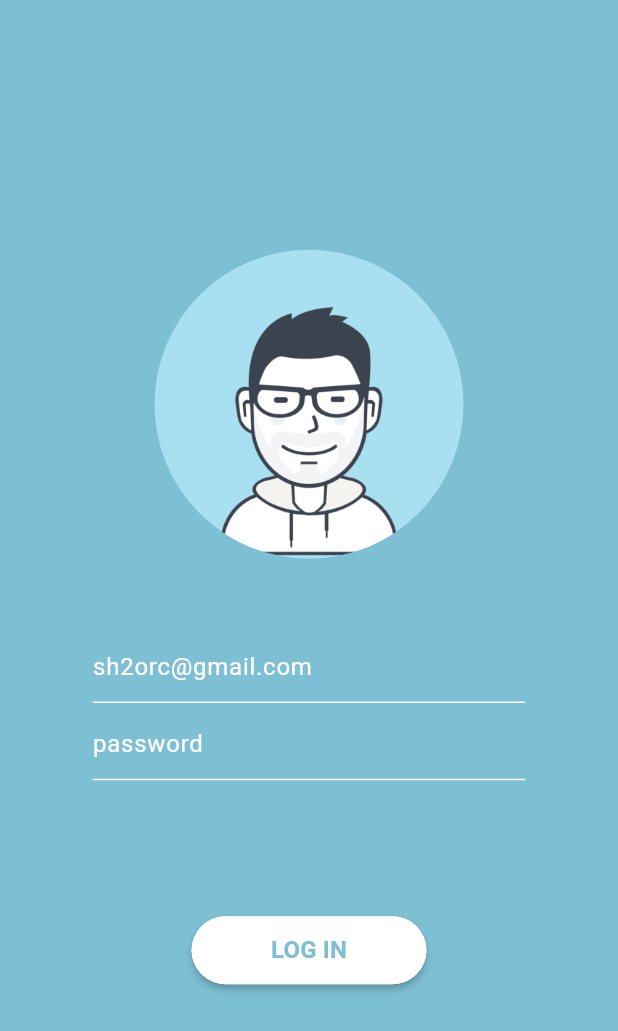
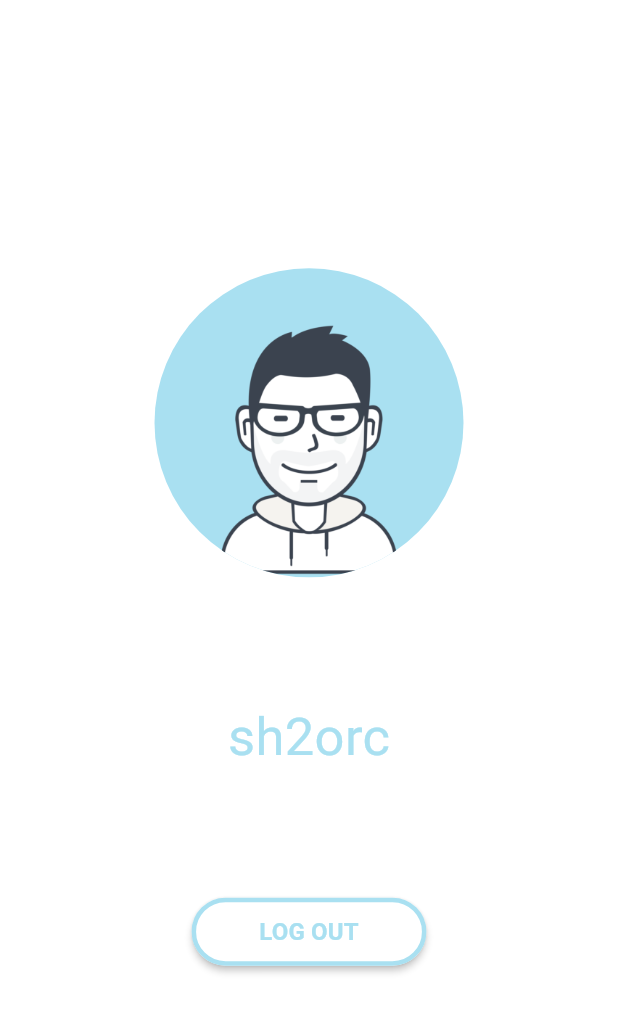
Before and after one commit to sh2orc/authify_app, a Flutter app: the screen it shows after launch, after a tap on "LOG IN", on a phone screen of 412 x 824 dp. Shown: the top 1031 px of the screen. Run offline on Flutter 3.47's test engine with Material 2 defaults, Android fonts, the light colour scheme and no system bars.

Commit message:
animated login, logout page

```diff
--- /dev/null
+++ b/lib/pages/home_page.dart
@@ -0,0 +1,153 @@
+import 'package:authify_app/pages/login_page.dart';
+import 'package:flutter/material.dart';
+import '../utils/animations/login_page_animation.dart';
+import '../utils/animations/page_routes/fade_page_route.dart';
+
+class AnimatedHomePage extends StatefulWidget {
+  const AnimatedHomePage({Key? key}) : super(key: key);
+
+  @override
+  State<AnimatedHomePage> createState() => _AnimatedHomePageState();
+}
+
+class _AnimatedHomePageState extends State<AnimatedHomePage> with SingleTickerProviderStateMixin{
+
+  AnimationController? _controller;
+
+  @override
+  void initState() {
+    super.initState();
+    _controller = AnimationController(
+      vsync: this,
+      duration: Duration(seconds: 1),
+      reverseDuration: Duration(microseconds: 400),
+    );
+  }
+
+
+  @override
+  void dispose() {
+    super.dispose();
+    _controller?.dispose();
+  }
+
+  @override
+  Widget build(BuildContext context) {
+    return _HomePage(_controller!);
+  }
+}
+
+
+
+
+class _HomePage extends StatelessWidget {
+
+  late double _deviceHeight;
+  late double _deviceWidth;
+
+  Color _primaryColor = Color.fromRGBO(169, 224, 241, 1.0);
+
+  late AnimationController _controller;
+  late EnterAnimation _animation;
+
+  _HomePage(this._controller){
+    _animation = EnterAnimation(_controller);
+    _controller.forward();
+  }
+
+
+  @override
+  Widget build(BuildContext context) {
+
+    _deviceHeight = MediaQuery.of(context).size.height;
+    _deviceWidth = MediaQuery.of(context).size.width;
+
+    return Scaffold(
+      backgroundColor: Colors.white,
+      body: Align(
+        alignment: Alignment.center,
+        child: Container(
+          height: _deviceHeight * 0.60 ,
+          width: _deviceWidth,
+          child: Column(
+            mainAxisAlignment: MainAxisAlignment.spaceAround,
+            mainAxisSize: MainAxisSize.max,
+            crossAxisAlignment: CrossAxisAlignment.center,
+            children: [
+              _avatarWidget(),
+              SizedBox(height: _deviceHeight*  0.03,),
+              _nameWidget(),
+              SizedBox(height: _deviceHeight* 0.03,),
+              _logoutButton(context),
+            ],
+          ),
+        ),
+      ),
+    );
+  }
+
+
+
+  Widget _avatarWidget(){
+    double _circleD = _deviceHeight * 0.25;
+
+    return AnimatedBuilder(
+      animation: _animation.controller,
+      builder: (BuildContext _context, Widget? _widget) {
+        return Transform (
+          alignment: Alignment.center,
+          transform: Matrix4.diagonal3Values(_animation!.circleSize!.value, _animation!.circleSize!.value, 1),
+          child: Container(
+            height: _circleD,
+            width: _circleD,
+            decoration: BoxDecoration(
+                color: _primaryColor,
+                borderRadius: BorderRadius.circular(500),
+                image: DecorationImage(
+                  image: AssetImage('assets/images/main_avatar.png'),
+                )),
+          ),
+        );
+      },
+    );
+  }
+
+  Widget _nameWidget(){
+    return Container(
+      child: Text(
+        "sh2orc",
+        style: TextStyle(
+            color: _primaryColor, fontSize: 35, fontWeight: FontWeight.w400),
+      ),
+    );
+  }
+
+
+  Widget _logoutButton(BuildContext _context){
+    return MaterialButton(
+      minWidth: _deviceWidth * 0.38,
+      height: _deviceHeight * 0.055,
+      color: Colors.white,
+      child: Text(
+        "LOG OUT",
+        style: TextStyle(
+            fontSize: 16, color: _primaryColor, fontWeight: FontWeight.bold),
+      ),
+      shape: RoundedRectangleBorder(
+        borderRadius: BorderRadius.circular(25.0),
+        side: BorderSide(color: _primaryColor, width: 3),
+      ),
+      onPressed: () async {
+        await _controller?.reverse();
+        Navigator.pushReplacement(
+          _context,
+          FadePageRoute(
+            AnimatedLoginPage(),
+          ),
+        );
+      },
+
+    );
+  }
+
+}
--- a/lib/pages/login_page.dart
+++ b/lib/pages/login_page.dart
@@ -1,5 +1,7 @@
 import 'package:flutter/material.dart';
 import '../utils/animations/login_page_animation.dart';
+import './home_page.dart';
+import '../utils/animations/page_routes/fade_page_route.dart';
 
 class AnimatedLoginPage extends StatefulWidget{
 
@@ -19,7 +21,7 @@ class _AnimateLoginPageState extends State<AnimatedLoginPage> with SingleTickerP
     super.initState();
     _controller = AnimationController(
       vsync: this,
-      duration: Duration(seconds: 2),
+      duration: Duration(seconds: 1),
       reverseDuration: Duration(microseconds: 400),
     );
   }
@@ -79,7 +81,7 @@ class _LoginPage extends StatelessWidget {
               _emailTextField(),
               _passwordTextField(),
               SizedBox(height: _deviceHeight * 0.10,),
-              _loginButton(),
+              _loginButton(context),
             ],
           ),
         ),
@@ -152,7 +154,7 @@ class _LoginPage extends StatelessWidget {
     );
   }
 
-  Widget _loginButton(){
+  Widget _loginButton(BuildContext _context){
     return MaterialButton(
       minWidth: _deviceWidth * 0.38,
       height: _deviceHeight * 0.055,
@@ -166,8 +168,14 @@ class _LoginPage extends StatelessWidget {
           borderRadius: BorderRadius.circular(25.0),
           side: BorderSide(color: Colors.white),
       ),
-      onPressed: (){
-
+      onPressed: () async{
+        await _controller?.reverse();
+        Navigator.pushReplacement(
+          _context,
+          FadePageRoute(
+            AnimatedHomePage(),
+          ),
+        );
       },
     );
   }
--- /dev/null
+++ b/lib/utils/animations/page_routes/fade_page_route.dart
@@ -0,0 +1,16 @@
+import 'package:flutter/material.dart';
+
+class FadePageRoute extends PageRouteBuilder{
+  final Widget _child;
+  FadePageRoute(this._child) : super(
+      transitionDuration: Duration(microseconds: 500),
+      transitionsBuilder: (BuildContext _context, Animation<double> animation, Animation<double> secondAnimation, Widget child){
+        return FadeTransition(
+          opacity: animation,
+          child: child,
+        );
+      },
+      pageBuilder: (BuildContext _context, animation, secondAnimation) {
+        return _child;
+      });
+}
```
